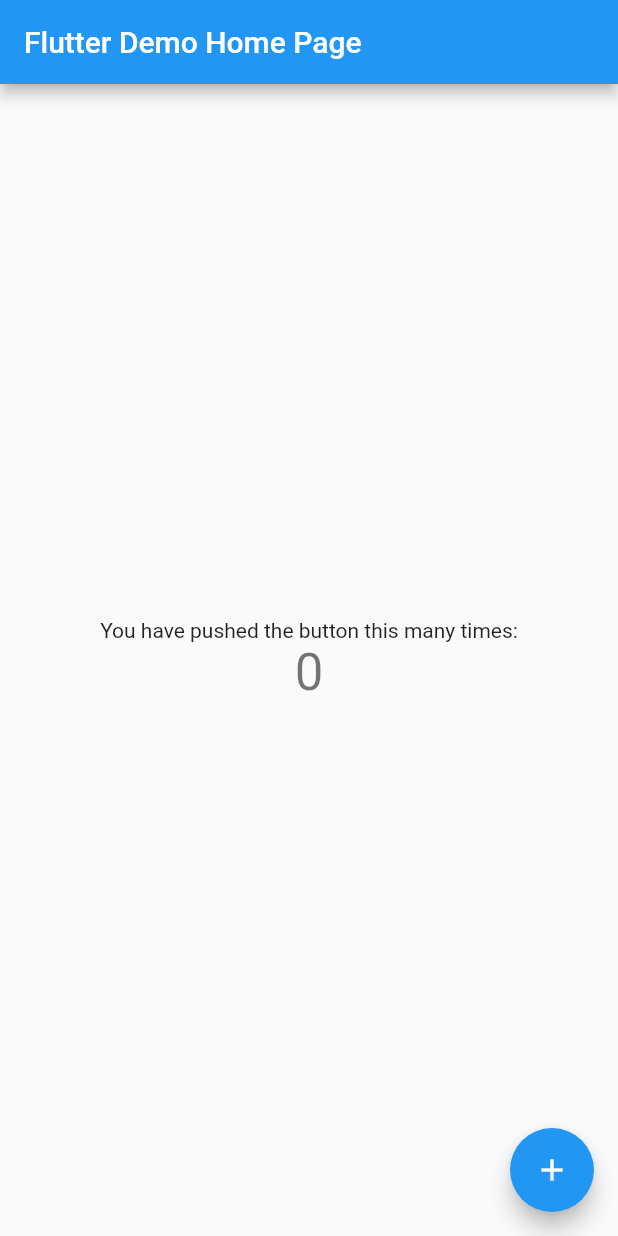
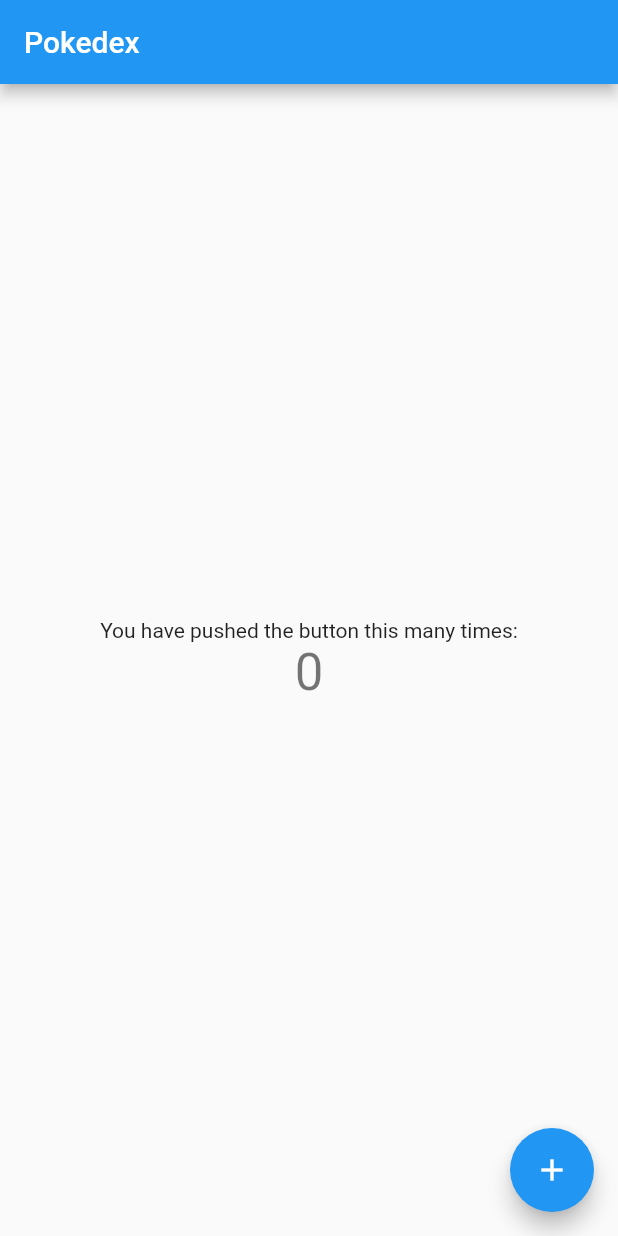
Before and after one commit to gioboa/pokedex, a Flutter app: the screen it shows after launch, on a phone screen of 412 x 824 dp. Run offline on Flutter 3.47's test engine with Material 2 defaults, Android fonts, the phone set to English and light mode, and no system bars.

Commit message:
dev: added first changes

```diff
--- a/lib/main.dart
+++ b/lib/main.dart
@@ -7,20 +7,11 @@ class MyApp extends StatelessWidget {
   @override
   Widget build(BuildContext context) {
     return MaterialApp(
-      title: 'Flutter Demo',
+      title: 'Pokedex',
       theme: ThemeData(
-        // This is the theme of your application.
-        //
-        // Try running your application with "flutter run". You'll see the
-        // application has a blue toolbar. Then, without quitting the app, try
-        // changing the primarySwatch below to Colors.green and then invoke
-        // "hot reload" (press "r" in the console where you ran "flutter run",
-        // or simply save your changes to "hot reload" in a Flutter IDE).
-        // Notice that the counter didn't reset back to zero; the application
-        // is not restarted.
         primarySwatch: Colors.blue,
       ),
-      home: MyHomePage(title: 'Flutter Demo Home Page'),
+      home: MyHomePage(title: 'Pokedex'),
     );
   }
 }
```
